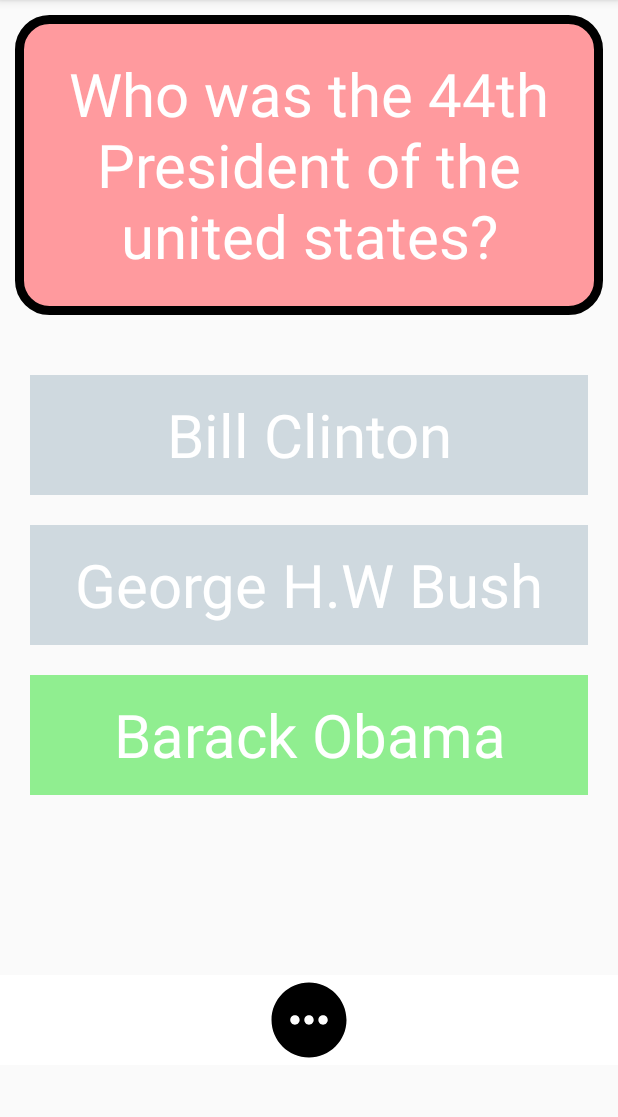
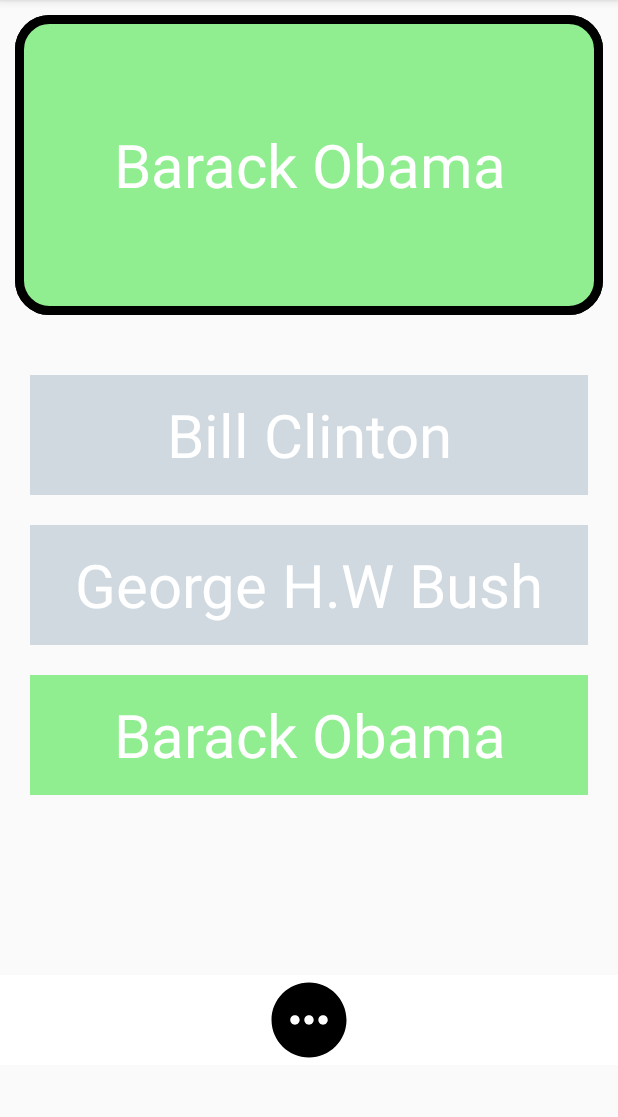
Before and after one commit to Opeyeoluwa/FlashCard-App, an Android app: the screen it shows after launch (MainActivity), after a tap on "Barack Obama", on a phone screen of 412 x 824 dp, the part 84-1201 px from its top. Run offline under Robolectric (Android 15) with nearby library versions, the phone set to English and light mode, and no system bars; 1 other tap on this screen came first.

Commit message:
Latest addition to code

```diff
--- a/app/src/main/java/com/example/flashcard/MainActivity.kt
+++ b/app/src/main/java/com/example/flashcard/MainActivity.kt
@@ -13,9 +13,15 @@ class MainActivity : AppCompatActivity() {
         setContentView(R.layout.activity_main)
 
         val button = findViewById<ImageView>(R.id.button)
+        val question = findViewById<TextView>(R.id.flashcard_question)
+        val ans = findViewById<TextView>(R.id.flashcard)
         val ans1 =  findViewById<TextView>(R.id.flashcard_answer)
         val ans2 = findViewById<TextView>(R.id.flashcard_answer2)
         val ans3 = findViewById<TextView>(R.id.flashcard_answer3)
+
+        question.setOnClickListener {
+            ans.isVisible = !ans.isVisible
+        }
 
         ans1.setOnClickListener {
             ans1.setBackgroundColor(Color.parseColor("#90ee90"))
--- /dev/null
+++ b/app/src/main/res/drawable/card_back.xml
@@ -0,0 +1,7 @@
+<?xml version="1.0" encoding="utf-8"?>
+<shape xmlns:android="http://schemas.android.com/apk/res/android">
+    android:shape = "rectangle">
+    <corners android:radius="20dp" />
+    <stroke android:color = "#000000" android:width="6dp"/>
+    <solid android:color="#90EE90" />
+</shape>
--- a/app/src/main/res/layout/activity_main.xml
+++ b/app/src/main/res/layout/activity_main.xml
@@ -36,6 +36,22 @@
         android:textColor="#ffffff"
         android:textSize="40sp"
         android:visibility="visible" />
+
+    <TextView
+        android:id="@+id/flashcard"
+        android:layout_width="match_parent"
+        android:layout_height="200dp"
+        android:layout_marginLeft="20dp"
+        android:layout_marginTop="150dp"
+        android:padding="5dp"
+        android:layout_margin="10dp"
+        android:background="@drawable/card_back"
+        android:gravity="center_horizontal|center_vertical"
+        android:text="Barack Obama"
+        android:textAlignment="center"
+        android:textColor="#ffffff"
+        android:textSize="40sp"
+        android:visibility="invisible" />
 
     <TextView
         android:id="@+id/flashcard_answer2"
```
